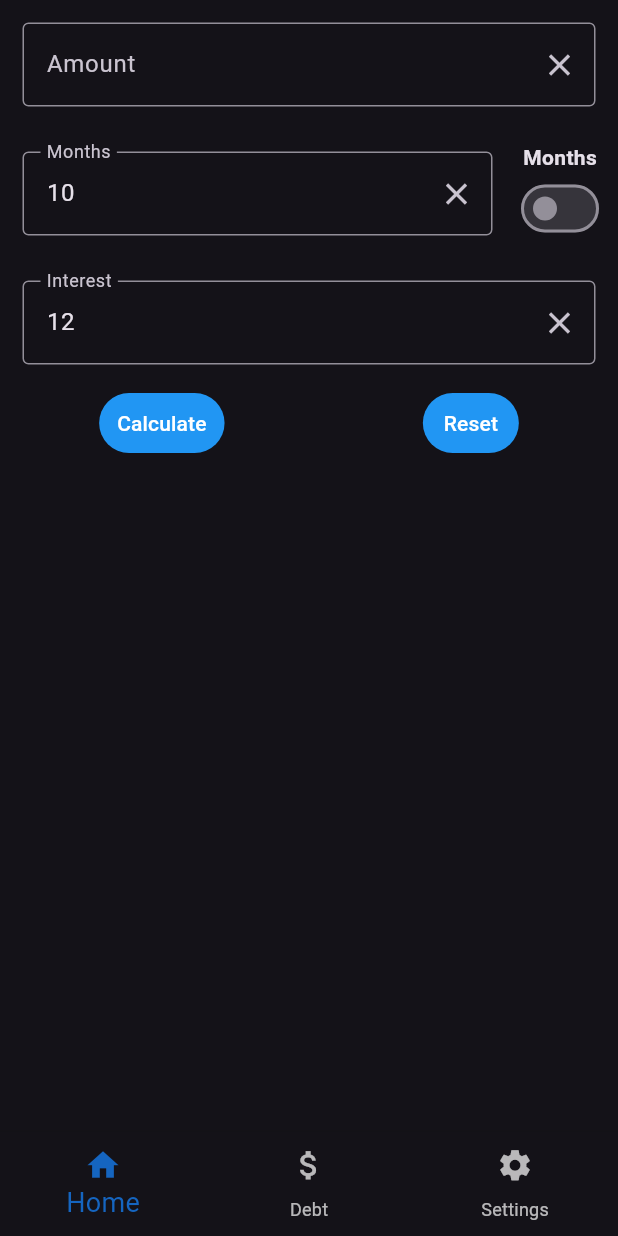
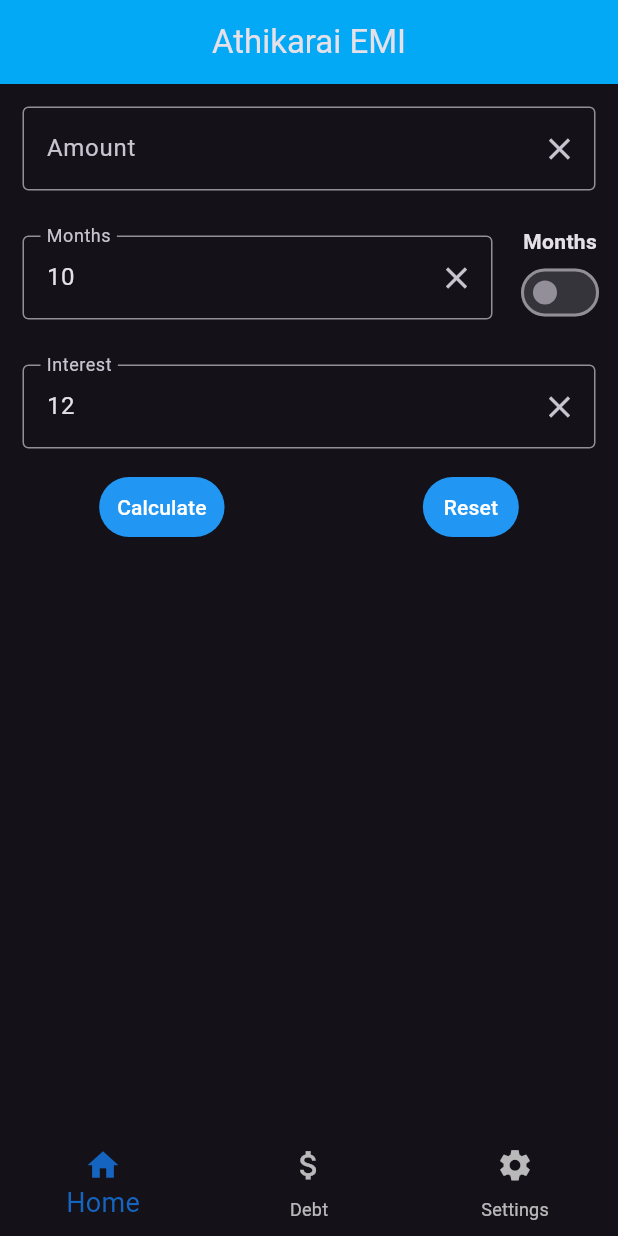
Before and after one commit to somanaga96/athikarai_emi, a Flutter app: the screen it shows after launch, on a phone screen of 412 x 824 dp. Run offline on Flutter 3.47's test engine with Material 3 defaults, Android fonts, the phone set to English and light mode, and no system bars.

```diff
--- a/lib/components/navigation/bottom_navigation.dart
+++ b/lib/components/navigation/bottom_navigation.dart
@@ -17,8 +17,7 @@ class _BottomNavigationState extends State<BottomNavigation> {
   @override
   void initState() {
     super.initState();
-    screen = [ const CalcHome(),
-     const Home(), const Settings()];
+    screen = [const CalcHome(), const Home(), const Settings()];
   }
 
   @override
@@ -32,8 +31,6 @@ class _BottomNavigationState extends State<BottomNavigation> {
           setState(() {
             _selectedIndex = index;
           });
-          // Update title based on selected index
-          // global.updateCurrentPageTitle(_getPageTitle(index));
         },
         selectedFontSize: 18,
         iconSize: 25,
--- a/lib/components/page/calc/calc_home.dart
+++ b/lib/components/page/calc/calc_home.dart
@@ -1,7 +1,9 @@
 import 'package:athikarai_emi/components/page/calc/details_screen.dart';
 import 'package:athikarai_emi/components/page/calc/input_widgets/input.dart';
 import 'package:flutter/material.dart';
+import 'package:provider/provider.dart';
 
+import '../../utils/global.dart';
 import 'emi_result.dart';
 import 'input_widgets/custom_button_name.dart';
 import 'input_widgets/period_input.dart';
@@ -26,7 +28,15 @@ class _CalcHomeState extends State<CalcHome> {
 
   @override
   Widget build(BuildContext context) {
-    return GestureDetector(
+    return Consumer<Global>(
+        builder: (context, global, child) => Scaffold(
+            appBar: AppBar(
+              backgroundColor: Colors.lightBlue,
+              title: Center(
+                child: Text(global.getTitle()),
+              ),
+            ),
+            body: GestureDetector(
               child: SingleChildScrollView(
                 child: Column(
                   children: [
@@ -36,7 +46,8 @@ class _CalcHomeState extends State<CalcHome> {
                       switchValue: _switchValue,
                       onSwitchChanged: (value) {
                         setState(() {
-                  _tenureType = value ? _tenureTypes[1] : _tenureTypes[0];
+                          _tenureType =
+                              value ? _tenureTypes[1] : _tenureTypes[0];
                           _switchValue = value;
                         });
                       },
@@ -73,7 +84,7 @@ class _CalcHomeState extends State<CalcHome> {
                   ],
                 ),
               ),
-    );
+            )));
   }
 
   void _calculate() {
--- a/lib/components/page/home.dart
+++ b/lib/components/page/home.dart
@@ -19,6 +19,7 @@ class _HomeState extends State<Home> {
               title: Center(
                 child: Text(global.getTitle()),
               ),
-            )));
+            )
+        ));
   }
 }
--- a/lib/main.dart
+++ b/lib/main.dart
@@ -19,7 +19,7 @@ class MyApp extends StatelessWidget {
     return Consumer<Global>(
         builder: (context, global, child) => MaterialApp(
             debugShowCheckedModeBanner: false,
-            title: 'Flutter Demo',
+            title: global.getTitle(),
             theme: global.getTheme(),
             home: const BottomNavigation()));
   }
```
Also changed, not shown: lib/components/page/calc/details_screen.dart (+15 -19 lines), lib/components/page/calc/details_screen/table_row_value_widget.dart (+30 -5 lines), lib/components/page/calc/emi_result.dart (+9 -5 lines). Lines whose indentation alone changed are shown as unchanged.
